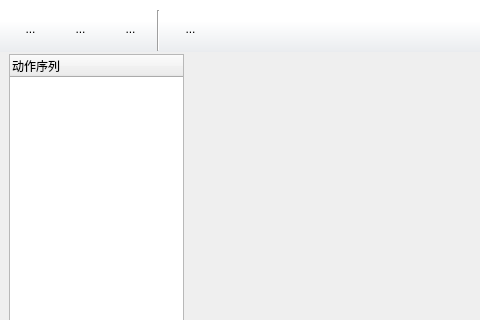
Old version of the form DrillGIFActionSequenceEditor/Source/MainModule/drillgifactionsequenceeditor.ui in the repository DrillUp/DrillGIFActionSequenceEditor; both pictures show x 0 to 480 and y 0 to 320 of the 900 by 600 pixel window.
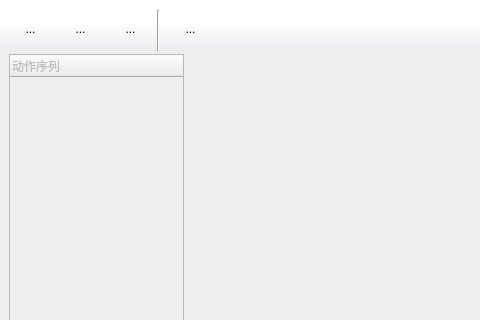
New version of the form. Icons and pictures are not drawn.

The edit to the form file:
```diff
--- a/DrillGIFActionSequenceEditor/Source/MainModule/drillgifactionsequenceeditor.ui
+++ b/DrillGIFActionSequenceEditor/Source/MainModule/drillgifactionsequenceeditor.ui
@@ -185,7 +185,10 @@
     </widget>
    </item>
    <item>
-    <widget class="QWidget" name="widget" native="true">
+    <widget class="QWidget" name="main_widget" native="true">
+     <property name="enabled">
+      <bool>false</bool>
+     </property>
      <layout class="QHBoxLayout" name="horizontalLayout_2" stretch="1,4">
       <property name="topMargin">
        <number>2</number>
```
